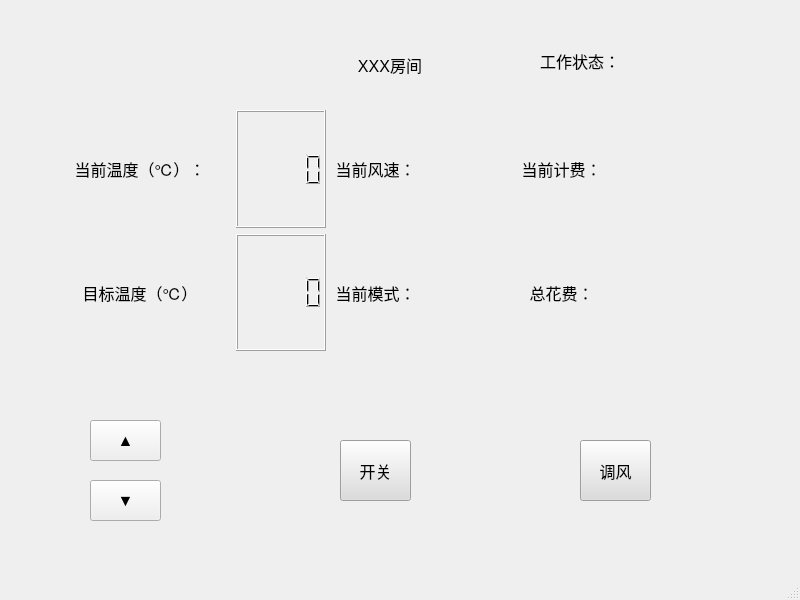
Above: GuestClient/mainwindow.ui from starsload/46572020 before the change. Below: the same form after it.
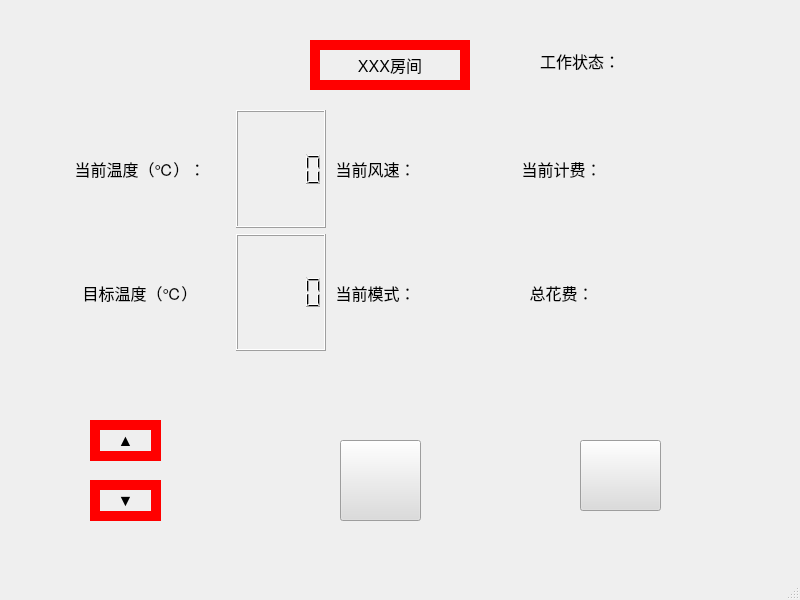
That is the form after the change. Icons and pictures are not drawn.

```diff
--- a/GuestClient/mainwindow.ui
+++ b/GuestClient/mainwindow.ui
@@ -13,7 +13,13 @@
   <property name="windowTitle">
    <string>MainWindow</string>
   </property>
+  <property name="styleSheet">
+   <string notr="true"/>
+  </property>
   <widget class="QWidget" name="centralwidget">
+   <property name="styleSheet">
+    <string notr="true">border-image: url(:/back.jpg);</string>
+   </property>
    <widget class="QLabel" name="RoomId">
     <property name="geometry">
      <rect>
@@ -28,6 +34,11 @@
       <pointsize>12</pointsize>
      </font>
     </property>
+    <property name="styleSheet">
+     <string notr="true">QLabel{
+	border:10px solid red;
+}</string>
+    </property>
     <property name="text">
      <string>XXX房间</string>
     </property>
@@ -58,6 +69,12 @@
       <pointsize>12</pointsize>
      </font>
     </property>
+    <property name="styleSheet">
+     <string notr="true">QPushButton 
+{
+	border:10px solid red;
+}</string>
+    </property>
     <property name="text">
      <string>▲</string>
     </property>
@@ -67,8 +84,8 @@
      <rect>
       <x>340</x>
       <y>440</y>
-      <width>71</width>
-      <height>61</height>
+      <width>81</width>
+      <height>81</height>
      </rect>
     </property>
     <property name="font">
@@ -84,7 +101,7 @@
 }</string>
     </property>
     <property name="text">
-     <string>开关</string>
+     <string/>
     </property>
    </widget>
    <widget class="QPushButton" name="ChangeFanSpeed">
@@ -92,8 +109,8 @@
      <rect>
       <x>580</x>
       <y>440</y>
-      <width>71</width>
-      <height>61</height>
+      <width>81</width>
+      <height>71</height>
      </rect>
     </property>
     <property name="font">
@@ -109,7 +126,7 @@
 }</string>
     </property>
     <property name="text">
-     <string>调风</string>
+     <string/>
     </property>
    </widget>
    <widget class="QWidget" name="horizontalLayoutWidget">
@@ -369,6 +386,12 @@
       <pointsize>12</pointsize>
      </font>
     </property>
+    <property name="styleSheet">
+     <string notr="true">QPushButton 
+{
+	border:10px solid red;
+}</string>
+    </property>
     <property name="text">
      <string>▼</string>
     </property>
```
Left out of the diff: 6 changed lines with no effect on the pictures.
